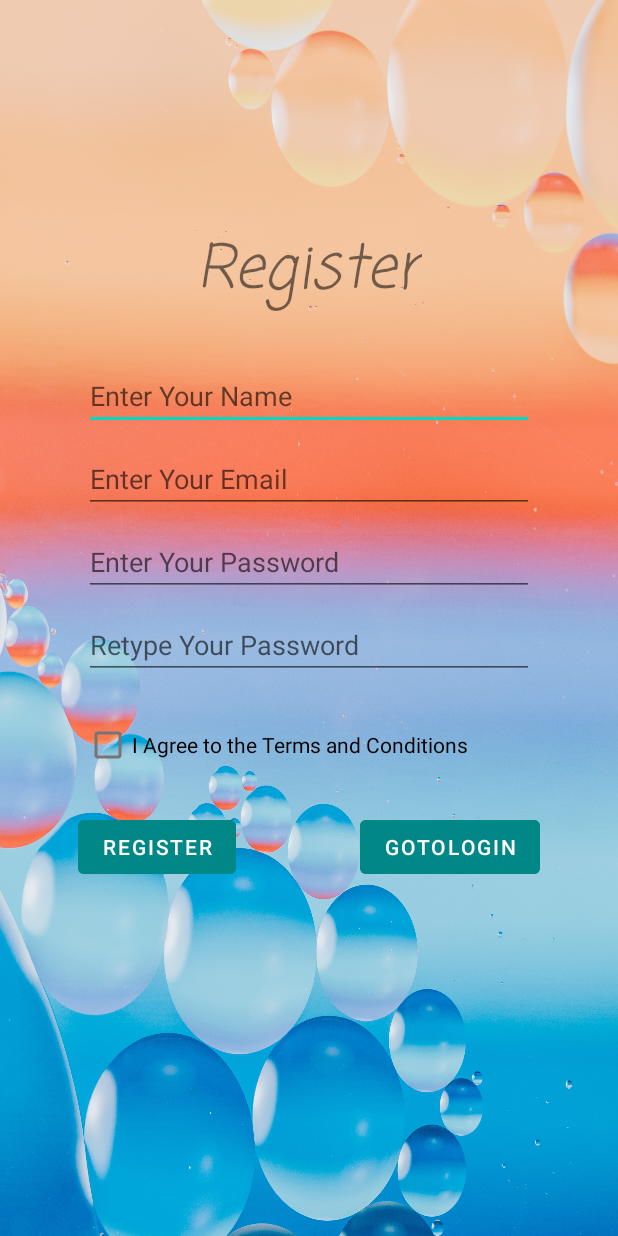
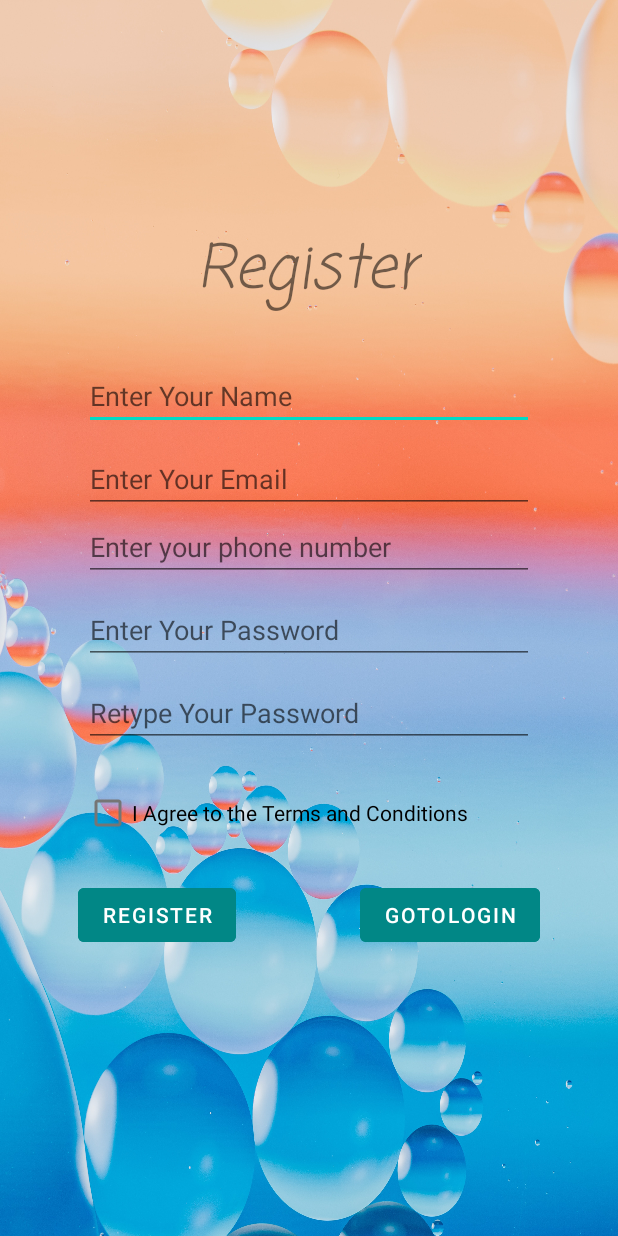
Before and after one commit to Prat2404/MNNIT_HUB, an Android app: the screen it shows after launch (RegisterActivity), on a phone screen of 412 x 824 dp. Run offline under Robolectric (Android 15) with nearby library versions, the phone set to English and light mode, and no system bars; our stand-ins replace Firebase (no records; nobody signed in at launch, a user with empty details on screens opened directly).

Commit message:
register authentication error updated

```diff
--- a/app/src/main/java/com/example/mnnit_hub/MainActivity.java
+++ b/app/src/main/java/com/example/mnnit_hub/MainActivity.java
@@ -14,7 +14,6 @@ public class MainActivity extends AppCompatActivity {
     protected void onCreate(Bundle savedInstanceState) {
         super.onCreate(savedInstanceState);
         setContentView(R.layout.activity_main);
-		finish();
 
     }
 
--- a/app/src/main/res/layout/activity_register.xml
+++ b/app/src/main/res/layout/activity_register.xml
@@ -54,12 +54,19 @@
             <EditText
                 android:layout_width="match_parent"
                 android:layout_height="wrap_content"
+                android:hint="Enter your phone number"
+                android:id="@+id/registerPhoneET"
+                android:layout_below="@+id/registerEmailET"/>
+            <EditText
+                android:layout_width="match_parent"
+                android:layout_height="wrap_content"
                 android:hint="Enter Your Password"
                 android:id="@+id/registerPasswordET"
-                android:layout_below="@+id/registerEmailET"
+                android:layout_below="@+id/registerPhoneET"
                 android:layout_marginTop="10dp"
                 android:inputType="textPassword"
                 />
+
             <EditText
                 android:layout_width="match_parent"
                 android:layout_height="wrap_content"
```
Also changed, not shown: app/src/main/AndroidManifest.xml (+6 -3 lines), app/src/main/java/CommonFiles/Users.java (added, +21 -0 lines), app/src/main/java/com/example/mnnit_hub/Dashboard.java (added, +14 -0 lines), app/src/main/java/com/example/mnnit_hub/RegisterActivity.java (+43 -10 lines), app/src/main/res/layout/activity_dashboard.xml (added, +10 -0 lines).
